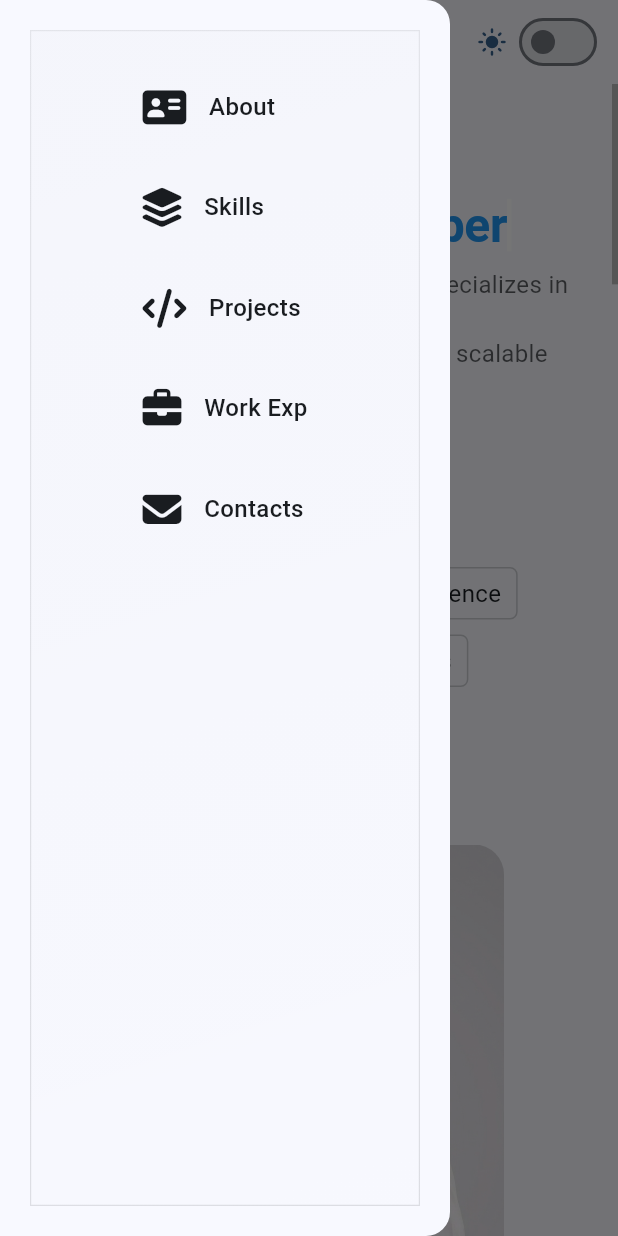
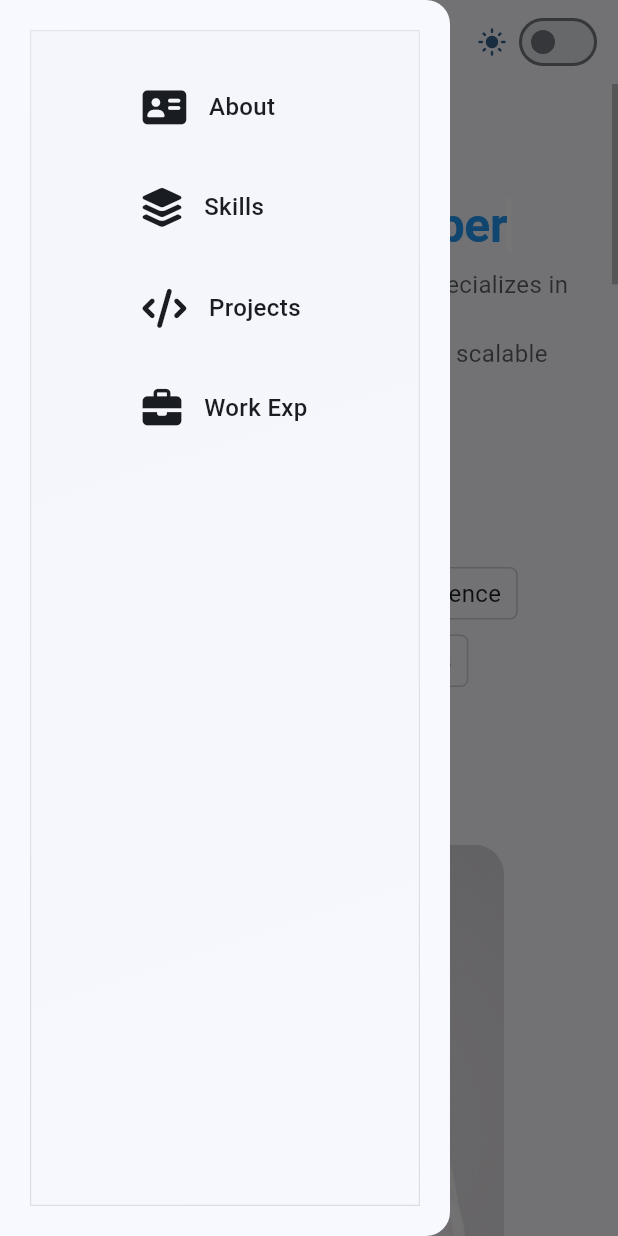
Before and after one commit to Ketch4n/ketch4n_portfolio, a Flutter app: the screen it shows after launch, with the side drawer open, on a phone screen of 412 x 824 dp. Run offline on Flutter 3.47's test engine with Material 3 defaults, Android fonts, the phone set to English and light mode, and no system bars; our stand-ins replace font_awesome_flutter, hexcolor; statements that could not run were skipped.

```diff
--- a/lib/core/constants/experience_card_constants.dart
+++ b/lib/core/constants/experience_card_constants.dart
@@ -30,15 +30,15 @@ class ExperienceCardConstants {
       ],
       projects: [
         SkillIconEntity(
-          title: 'Cebu Pacific Airlines',
+          title: 'Cebu Pacific Airlines (Angular)',
           icon: "assets/project_icon/cebpac.jpg",
         ),
         SkillIconEntity(
-          title: 'Unilab',
+          title: 'Unilab (Flutter)',
           icon: "assets/project_icon/unilab.jpg",
         ),
         SkillIconEntity(
-          title: 'Stamp Me',
+          title: 'Stamp Me (Kotlin)',
           icon: "assets/project_icon/stampme.jpg",
         ),
       ],
--- a/lib/core/widgets/buttons/button_header.dart
+++ b/lib/core/widgets/buttons/button_header.dart
@@ -1,4 +1,5 @@
 import 'package:flutter/material.dart';
+import 'package:font_awesome_flutter/font_awesome_flutter.dart';
 import 'package:ketch4n/core/widgets/buttons/button_item_entity.dart';
 import 'package:ketch4n/core/widgets/text_tag/text_tag.dart';
 import 'package:url_launcher/link.dart';
@@ -35,7 +36,13 @@ class ButtonHeaderWidget extends StatelessWidget {
             ),
           ),
           onPressed: btn.onPressed,
-          child: Text(btn.label),
+          child: Row(
+            spacing: 10,
+            children: [
+              FaIcon(FontAwesomeIcons.download),
+              Text(btn.label, style: TextStyle(fontWeight: FontWeight.bold)),
+            ],
+          ),
         ),
       );
       if (i < actionButtons.length - 1 || iconLinks.isNotEmpty) {
--- a/lib/core/widgets/navigation_rail.dart
+++ b/lib/core/widgets/navigation_rail.dart
@@ -64,13 +64,13 @@ class NavigationRailWidget extends StatelessWidget {
               "Work Exp",
               isDesktop,
             ),
-            if (!isDesktop) const SizedBox(height: 25),
-            _buildNavItem(
-              context,
-              FontAwesomeIcons.solidEnvelope,
-              "Contacts",
-              isDesktop,
-            ),
+            // if (!isDesktop) const SizedBox(height: 25),
+            // _buildNavItem(
+            //   context,
+            //   FontAwesomeIcons.solidEnvelope,
+            //   "Contacts",
+            //   isDesktop,
+            // ),
           ],
         ),
       ),
--- a/lib/features/about/about_page.dart
+++ b/lib/features/about/about_page.dart
@@ -26,8 +26,8 @@ class _AboutPageState extends State<AboutPage> {
       context: context,
       builder: (context) {
         return AlertDialog(
-          title: const Text("Download Resume"),
-          content: const Text("Do you want to download the PDF?"),
+          title: const Text("Confirm Download?"),
+          content: const Text("Christian Mangao - Resume.pdf"),
           actions: [
             TextButton(
               onPressed: () => Navigator.pop(context, false),
@@ -82,7 +82,7 @@ class _AboutPageState extends State<AboutPage> {
                   ButtonHeaderWidget(
                     actionButtons: [
                       ActionButtonItemEntity(
-                        label: "View Resume",
+                        label: "Resume",
                         onPressed: () {
                           showDownloadConfirmDialog(context);
                         },
--- a/lib/features/home/home_page.dart
+++ b/lib/features/home/home_page.dart
@@ -3,7 +3,6 @@ import 'package:ketch4n/core/animations/beam_border.dart';
 import 'package:ketch4n/core/theme/theme_provider.dart';
 import 'package:ketch4n/core/utils/screen_breakpoints.dart';
 import 'package:ketch4n/core/widgets/star/cosmic_bg.dart';
-import 'package:ketch4n/features/contacts/contacts_page.dart';
 import 'package:ketch4n/features/home/home_page_vm.dart';
 import 'package:ketch4n/features/projects/projects_page.dart';
 import 'package:ketch4n/features/skills/skill_set_page.dart';
```
Also changed, not shown: lib/features/projects/project_details/modules/sticky_header.dart (+10 -1 lines).
